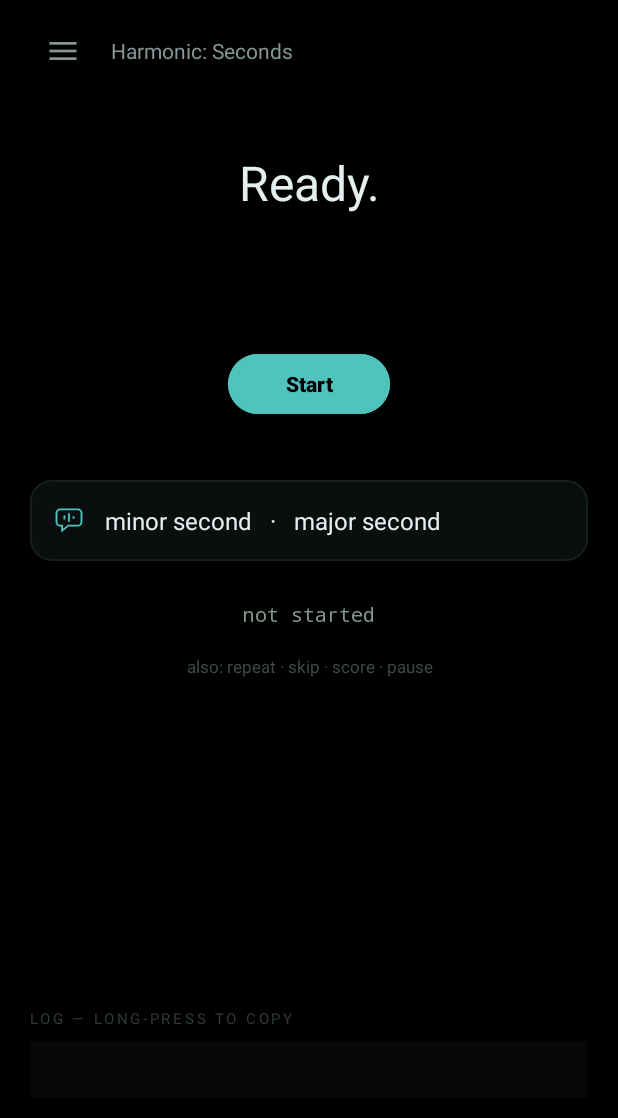
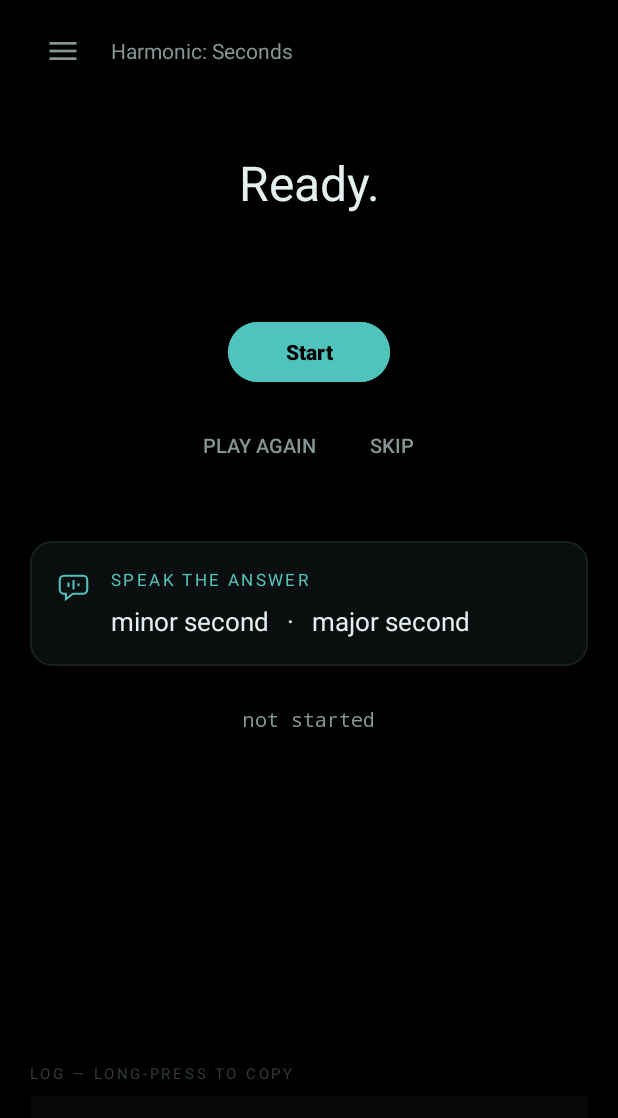
Before and after one commit to naikamit/KiteCast, an Android app: the screen it shows after launch (MainActivity), after a tap on an icon or button, on a phone screen of 412 x 824 dp. Shown: the top 1118 px of the screen. Run offline under Robolectric (Android 15) with nearby library versions, the phone set to English and light mode, and no system bars; 1 statement that could not run was skipped; 1 other tap on this screen came first.

Commit message:
Narrow the voice to answering, and add a reed
Your voice now only ever answers the question; every control is a button. That
is a better job for it: the recogniser never has to tell an answer from an
instruction, a stray word cannot trigger one, and the grammar shrinks to the
twelve things actually being taught. Play again and Skip move into the UI
beside the transport, where the hands already are.

The answer panel now says "SPEAK THE ANSWER" beside its icon. An icon alone
asks the user to infer what it wants.

Silence stops being a wrong answer. Nothing spoken means the question plays
again, up to five times, and then the session pauses — usually you did not hear
it, or the phone is in a pocket. Previously it waited 36 seconds and then
scored a miss.

A wrong answer is no longer told off. The readout already turns coral and the
right answer is spoken; "Not quite" twenty times in a row is wearing.

The instrument and direction line is gone from the screen. On a melodic lesson
"ascending" is half the answer, so it was quietly giving the game away. It is
still logged.

Adds alto sax as a fourth voice: additive, shaped by body formants around
700 Hz and 1.4 kHz rather than by a decay curve, with vibrato easing in after
the onset and breath at the attack. It sustains where a struck or plucked
string decays, so a harmonic interval holds. Verified the same way as the
others, by mirroring the Kotlin in Python and measuring: 0.16 cents absolute,
0.19 cents interval error — the most accurate of the four, having neither
inharmonicity nor a quantised delay line.

176 tests pass.

Co-Authored-By: Claude Opus 5 <noreply@anthropic.com>
Claude-Session: https://claude.ai/code/session_01WRp53tVU37CCWyn41udu6E

```diff
--- a/android/app/src/main/java/com/millsandgoon/ear/Intervals.kt
+++ b/android/app/src/main/java/com/millsandgoon/ear/Intervals.kt
@@ -105,45 +105,20 @@ private fun findInterval(norm: String, set: List<String>): String? {
 private fun findSize(norm: String): Int? =
     SIZE_WORDS.entries.firstOrNull { wordMatch(norm, it.key) }?.value
 
-enum class Command { REPEAT, SKIP, SCORE, STOP, HELP, LISTEN, DRILL, PAUSE, RESUME }
-
-private val COMMANDS = listOf(
-    Command.REPEAT to Regex("(^| )(repeat|replay|again|once more)($| )"),
-    Command.SKIP to Regex("(^| )(skip|pass|next|dont know|do not know|no idea)($| )"),
-    Command.SCORE to Regex("(^| )(score|how am i doing|my score|progress)($| )"),
-    Command.PAUSE to Regex("(^| )(pause|hold on)($| )"),
-    Command.RESUME to Regex("(^| )(resume|continue|carry on|unpause)($| )"),
-    Command.STOP to Regex("(^| )(stop|quit|exit|end session|finish)($| )"),
-    Command.HELP to Regex("(^| )(help|what can i say|commands)($| )"),
-    Command.LISTEN to Regex("(^| )(listen mode|listen|teach me|demo)($| )"),
-    Command.DRILL to Regex("(^| )(drill|practice|quiz me|test me)($| )")
-)
-
 private val YES = Regex("(^| )(yes|yeah|yep|yup|correct|right|affirmative)($| )")
 private val NO = Regex("(^| )(no|nope|nah|negative|wrong)($| )")
 
+/**
+ * Your voice answers the question and does nothing else. Controls are buttons.
+ *
+ * That is a narrower job than the web app gave it, and a better one: the
+ * recogniser no longer has to tell an answer from an instruction, an
+ * instruction can no longer be triggered by a stray word, and the grammar
+ * shrinks to the twelve things being taught.
+ */
 sealed class Heard {
     data class Answer(val id: String) : Heard()
     data class Ambiguous(val size: Int, val options: List<String>) : Heard()
-    data class Cmd(val command: Command) : Heard()
-    data class Jump(val lesson: Lesson) : Heard()
-}
-
-private fun findJump(norm: String): Lesson? {
-    Regex("(^| )lesson (\\d+)($| )").find(norm)?.let { return lessonOf(it.groupValues[2].toInt()) }
-    val words = mapOf("one" to 1, "two" to 2, "three" to 3, "four" to 4, "five" to 5, "six" to 6,
-        "seven" to 7, "eight" to 8, "nine" to 9, "ten" to 10, "eleven" to 11, "twelve" to 12,
-        "thirteen" to 13)
-    Regex("(^| )lesson (\\w+)($| )").find(norm)?.let { m ->
-        words[m.groupValues[2]]?.let { return lessonOf(it) }
-    }
-    val harmonic = wordMatch(norm, "harmonic")
-    val melodic = wordMatch(norm, "melodic")
-    if (!harmonic && !melodic) return null
-    val mode = if (harmonic) Mode.HARMONIC else Mode.MELODIC
-    if (wordMatch(norm, "all")) return LESSONS.firstOrNull { it.mode == mode && it.set.size == ALL.size }
-    val size = findSize(norm) ?: return null
-    return LESSONS.firstOrNull { it.mode == mode && it.set.any { id -> INTERVALS.getValue(id).size == size } }
 }
 
 /**
@@ -154,10 +129,6 @@ private fun findJump(norm: String): Lesson? {
 fun interpret(alternatives: List<String>, lesson: Lesson): Heard? {
     val norms = alternatives.map { normalise(it) }.filter { it.isNotEmpty() }
     if (norms.isEmpty()) return null
-
-    for (n in norms) COMMANDS.firstOrNull { it.second.containsMatchIn(" $n ") }
-        ?.let { return Heard.Cmd(it.first) }
-    for (n in norms) findJump(n)?.let { return Heard.Jump(it) }
 
     val hits = norms.mapNotNull { findInterval(it, lesson.set) }.distinct()
     if (hits.size > 1 && hits.map { INTERVALS.getValue(it).size }.distinct().size == 1) {
@@ -194,10 +165,7 @@ fun voskGrammar(): String {
     val phrases = LinkedHashSet<String>()
     ALIASES.values.forEach { phrases.addAll(it) }
     phrases.addAll(SIZE_WORDS.keys)
-    phrases.addAll(listOf("yes", "no", "yeah", "nope", "repeat", "skip", "next", "score",
-        "pause", "resume", "stop", "help", "listen", "drill", "again",
-        "harmonic", "melodic", "all", "lesson",
-        "one", "two", "three", "four", "five", "six", "seven", "eight", "nine",
-        "ten", "eleven", "twelve", "thirteen"))
+    // yes/no only, for the one question the app ever asks back
+    phrases.addAll(listOf("yes", "no", "yeah", "nope"))
     return phrases.joinToString(prefix = "[", postfix = ", \"[unk]\"]") { "\"$it\"" }
 }
--- a/android/app/src/main/java/com/millsandgoon/ear/MainActivity.kt
+++ b/android/app/src/main/java/com/millsandgoon/ear/MainActivity.kt
@@ -81,6 +81,9 @@ class MainActivity : AppCompatActivity(), EarService.Observer {
             if (s == null || !s.running) requestThenStart() else s.toggle()
         }
 
+        ui.again.setOnClickListener { service?.repeatQuestion() }
+        ui.skip.setOnClickListener { service?.skipQuestion() }
+
         ui.log.setOnLongClickListener {
             val cb = getSystemService(Context.CLIPBOARD_SERVICE) as android.content.ClipboardManager
             cb.setPrimaryClip(android.content.ClipData.newPlainText("ear log", service?.logText().orEmpty()))
@@ -161,7 +164,6 @@ class MainActivity : AppCompatActivity(), EarService.Observer {
     }
 
     override fun onHeard(text: String) = runOnUiThread { ui.heard.text = text }
-    override fun onSource(text: String) = runOnUiThread { ui.source.text = text }
     override fun onTally(text: String) = runOnUiThread { ui.tally.text = text }
     override fun onTransport(label: String) = runOnUiThread { ui.transport.text = label }
 
--- a/android/app/src/main/res/layout/activity_main.xml
+++ b/android/app/src/main/res/layout/activity_main.xml
@@ -68,16 +68,6 @@
                 android:textSize="14sp"
                 android:fontFamily="monospace" />
 
-            <TextView
-                android:id="@+id/source"
-                android:layout_width="match_parent"
-                android:layout_height="wrap_content"
-                android:layout_marginTop="6dp"
-                android:gravity="center"
-                android:textColor="@color/ink_faint"
-                android:textSize="11sp"
-                android:fontFamily="monospace" />
-
             <Button
                 android:id="@+id/transport"
                 android:layout_width="wrap_content"
@@ -91,6 +81,40 @@
                 android:textStyle="bold"
                 android:text="Start" />
 
+            <!-- Everything you can do with your hands lives here. Your voice
+                 only ever answers the question. -->
+            <LinearLayout
+                android:layout_width="wrap_content"
+                android:layout_height="wrap_content"
+                android:layout_gravity="center"
+                android:layout_marginTop="14dp"
+                android:orientation="horizontal">
+
+                <Button
+                    android:id="@+id/again"
+                    style="?android:attr/borderlessButtonStyle"
+                    android:layout_width="wrap_content"
+                    android:layout_height="wrap_content"
+                    android:minWidth="0dp"
+                    android:paddingStart="18dp"
+                    android:paddingEnd="18dp"
+                    android:textColor="@color/ink_dim"
+                    android:textSize="13sp"
+                    android:text="Play again" />
+
+                <Button
+                    android:id="@+id/skip"
+                    style="?android:attr/borderlessButtonStyle"
+                    android:layout_width="wrap_content"
+                    android:layout_height="wrap_content"
+                    android:minWidth="0dp"
+                    android:paddingStart="18dp"
+                    android:paddingEnd="18dp"
+                    android:textColor="@color/ink_dim"
+                    android:textSize="13sp"
+                    android:text="Skip" />
+            </LinearLayout>
+
             <!-- what you can say: the primary affordance in a voice app -->
             <LinearLayout
                 android:id="@+id/sayable"
@@ -98,25 +122,41 @@
                 android:layout_height="wrap_content"
                 android:layout_marginTop="40dp"
                 android:orientation="horizontal"
-                android:gravity="center_vertical"
+                android:gravity="top"
                 android:background="@drawable/bg_sayable"
-                android:padding="16dp">
+                android:padding="18dp">
 
                 <ImageView
-                    android:layout_width="20dp"
-                    android:layout_height="20dp"
+                    android:layout_width="22dp"
+                    android:layout_height="22dp"
                     android:layout_marginEnd="14dp"
-                    android:contentDescription="Say one of these"
+                    android:layout_marginTop="2dp"
+                    android:contentDescription="Speak the answer"
                     android:src="@drawable/ic_speak" />
 
-                <TextView
-                    android:id="@+id/vocab"
+                <LinearLayout
                     android:layout_width="0dp"
                     android:layout_height="wrap_content"
                     android:layout_weight="1"
-                    android:textColor="@color/ink"
-                    android:textSize="16sp"
-                    android:lineSpacingExtra="4dp" />
+                    android:orientation="vertical">
+
+                    <TextView
+                        android:layout_width="wrap_content"
+                        android:layout_height="wrap_content"
+                        android:textColor="@color/aqua"
+                        android:textSize="11sp"
+                        android:letterSpacing="0.14"
+                        android:text="SPEAK THE ANSWER" />
+
+                    <TextView
+                        android:id="@+id/vocab"
+                        android:layout_width="match_parent"
+                        android:layout_height="wrap_content"
+                        android:layout_marginTop="8dp"
+                        android:textColor="@color/ink"
+                        android:textSize="17sp"
+                        android:lineSpacingExtra="5dp" />
+                </LinearLayout>
             </LinearLayout>
 
             <TextView
@@ -131,17 +171,6 @@
                 android:text="not started" />
 
             <!-- commands are secondary: available, not advertised -->
-            <TextView
-                android:id="@+id/commands"
-                android:layout_width="match_parent"
-                android:layout_height="wrap_content"
-                android:layout_marginTop="18dp"
-                android:gravity="center"
-                android:textColor="@color/ink_faint"
-                android:textSize="11sp"
-                android:alpha="0.75"
-                android:text="also: repeat · skip · score · pause" />
-
             <!-- Deliberate dead space. The log is for me, not for someone
                  being handed the phone to try; it stays below the fold. -->
             <Space
```
Also changed, not shown: android/app/src/main/java/com/millsandgoon/ear/EarService.kt (+54 -50 lines), android/app/src/main/java/com/millsandgoon/ear/Synth.kt (+76 -1 lines), 2 other files.
